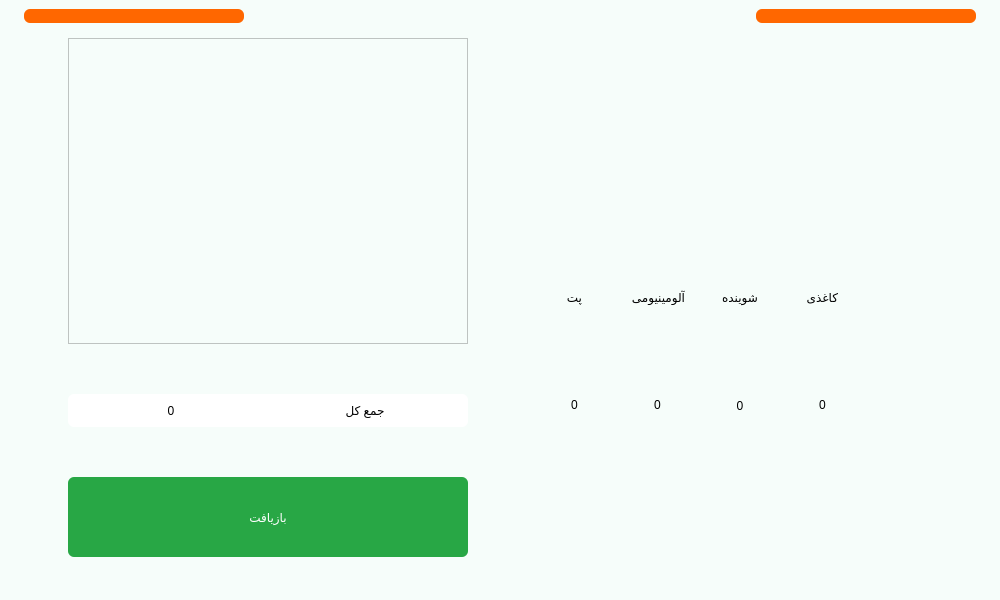
Before: the Qt Designer form main.ui in Farazist/raspberrypi-app, drawn with Qt 5.
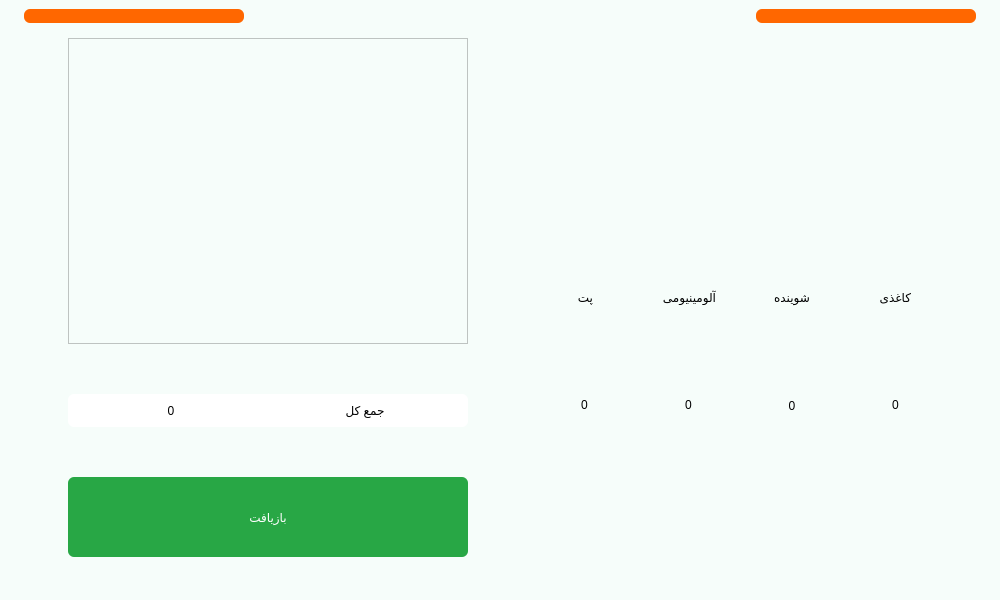
After: the same form once the commit is applied. Icons and pictures are not drawn.

What changed in the file:
```diff
--- a/main.ui
+++ b/main.ui
@@ -1126,13 +1126,6 @@
               </property>
              </widget>
             </item>
-            <item row="2" column="6">
-             <widget class="QLabel" name="label_10">
-              <property name="text">
-               <string/>
-              </property>
-             </widget>
-            </item>
            </layout>
           </item>
          </layout>
```
Left out of the diff: 6 changed lines with no effect on the pictures.
